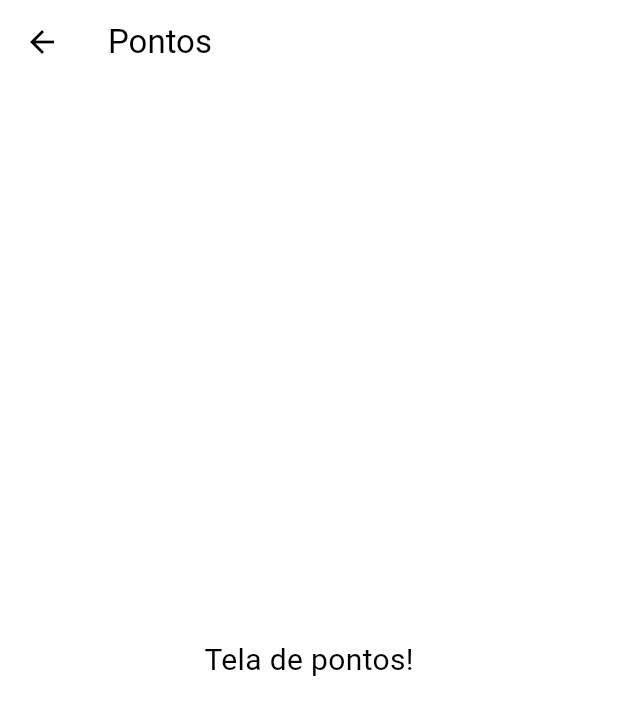
After one commit to vitorbanuth/mediamesh-mobile, a Flutter app: the Pontos screen opened by its route, on a phone screen of 412 x 824 dp. The commit adds this screen. Shown: the top 715 px of the screen. Run offline on Flutter 3.47's test engine with Material 3 defaults, Android fonts, the phone set to English and light mode, and no system bars.

Commit message:
feat: points initial page

```diff
--- a/lib/main.dart
+++ b/lib/main.dart
@@ -1,5 +1,5 @@
 import 'package:flutter/material.dart';
-
+import 'pontos/pontos.dart';
 void main() {
   runApp(const MyApp());
 }
@@ -26,6 +26,10 @@ class MyApp extends StatelessWidget {
         ),
       ),
       home: const MyHomePage(title: 'Mediamesh'),
+      routes: {
+        // '/': (context) => const MyHomePage(title: "Mediamesh"),
+        '/pontos': (context) => const Pontos()
+      },
     );
   }
 }
@@ -83,6 +87,11 @@ class _MyHomePageState extends State<MyHomePage> {
         height: 40),
       ),
       drawer: NavigationDrawer(
+        onDestinationSelected: (index) {
+          if (index == 1) {
+            Navigator.pushNamed(context, '/pontos');
+          }
+        },
         children: [
           Padding(
             padding: const EdgeInsets.all(16.0),
--- /dev/null
+++ b/lib/pontos/pontos.dart
@@ -0,0 +1,17 @@
+import 'package:flutter/material.dart';
+
+class Pontos extends StatelessWidget {
+  const Pontos({super.key});
+  @override
+  Widget build(BuildContext context) {
+    return Scaffold(
+      appBar: AppBar(title: const Text("Pontos")),
+      body: const Center(
+        child: Text(
+          "Tela de pontos!",
+          style: TextStyle(fontSize: 20),
+        ),
+      ),
+    );
+  }
+}
```
